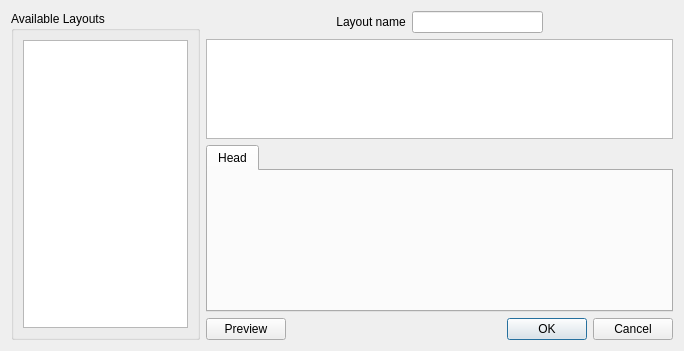
Qt form src/dialogs/PlaylistLayoutEditDialog.ui (KDE/amarok) before a commit.
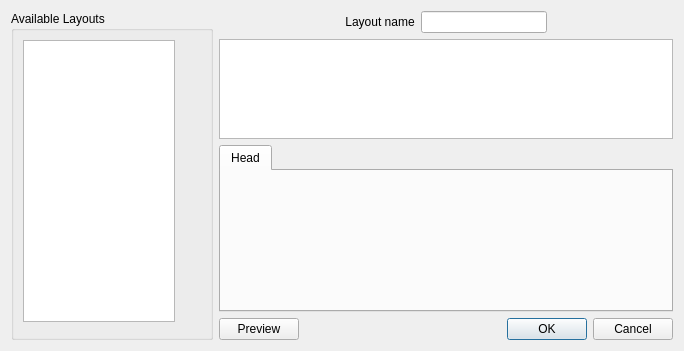
The same form after that commit. Custom widgets are drawn as their Qt base class.

Commit message: Added layouts management buttons to PlaylistLayoutEditDialog, not functional yet. RFC on the arrow buttons, should they be different somehow? Removed tiny config and delete icons from the combobox items in LayoutConfigWidget and added config button. RFC on replacing that KPushButton with a QToolButton or maybe something else? Moved LayoutConfigWidget from GeneralConfig to the PlaylistWidget. RFC on replacing the combobox with a popup menu in the playlist toolbar?

Diff of the .ui file:
```diff
--- a/src/dialogs/PlaylistLayoutEditDialog.ui
+++ b/src/dialogs/PlaylistLayoutEditDialog.ui
@@ -24,9 +24,69 @@
      <property name="title" >
       <string>Available Layouts</string>
      </property>
-     <layout class="QVBoxLayout" name="verticalLayout_2" >
+     <layout class="QVBoxLayout" name="verticalLayout_3" >
       <item>
-       <widget class="QListWidget" name="layoutListWidget" />
+       <layout class="QHBoxLayout" name="horizontalLayout_5" >
+        <item>
+         <widget class="QListWidget" name="layoutListWidget" />
+        </item>
+        <item>
+         <layout class="QVBoxLayout" name="verticalLayout_2" >
+          <item>
+           <spacer name="verticalSpacer" >
+            <property name="orientation" >
+             <enum>Qt::Vertical</enum>
+            </property>
+            <property name="sizeHint" stdset="0" >
+             <size>
+              <width>20</width>
+              <height>40</height>
+             </size>
+            </property>
+           </spacer>
+          </item>
+          <item>
+           <widget class="KArrowButton" name="karrowbutton" />
+          </item>
+          <item>
+           <widget class="KArrowButton" name="karrowbutton_2" >
+            <property name="arrowType" stdset="0" >
+             <number>2</number>
+            </property>
+           </widget>
+          </item>
+          <item>
+           <spacer name="verticalSpacer_2" >
+            <property name="orientation" >
+             <enum>Qt::Vertical</enum>
+            </property>
+            <property name="sizeHint" stdset="0" >
+             <size>
+              <width>20</width>
+              <height>40</height>
+             </size>
+            </property>
+           </spacer>
+          </item>
+         </layout>
+        </item>
+       </layout>
+      </item>
+      <item>
+       <layout class="QHBoxLayout" name="horizontalLayout_4" >
+        <item>
+         <widget class="KIconButton" name="newLayoutButton" />
+        </item>
+        <item>
+         <widget class="KIconButton" name="copyLayoutButton" />
+        </item>
+        <item>
+         <widget class="KIconButton" name="deleteLayoutButton" />
+        </item>
+        <item>
+         <widget class="KPushButton" name="renameLayoutButton" />
+        </item>
+       </layout>
       </item>
      </layout>
     </widget>
@@ -197,6 +257,21 @@
   </layout>
  </widget>
  <customwidgets>
+  <customwidget>
+   <class>KArrowButton</class>
+   <extends></extends>
+   <header>karrowbutton.h</header>
+  </customwidget>
+  <customwidget>
+   <class>KIconButton</class>
+   <extends></extends>
+   <header>kicondialog.h</header>
+  </customwidget>
+  <customwidget>
+   <class>KPushButton</class>
+   <extends></extends>
+   <header>kpushbutton.h</header>
+  </customwidget>
   <customwidget>
    <class>TokenPool</class>
    <extends>QListWidget</extends>
```
The commit also changes 5 other files.
